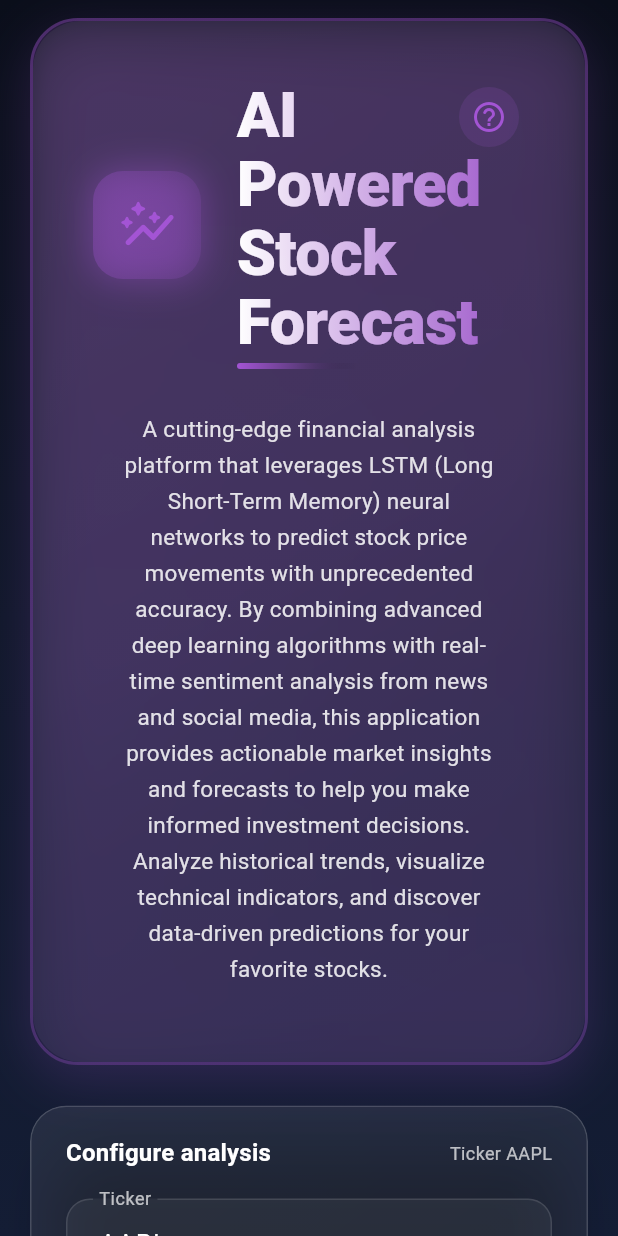
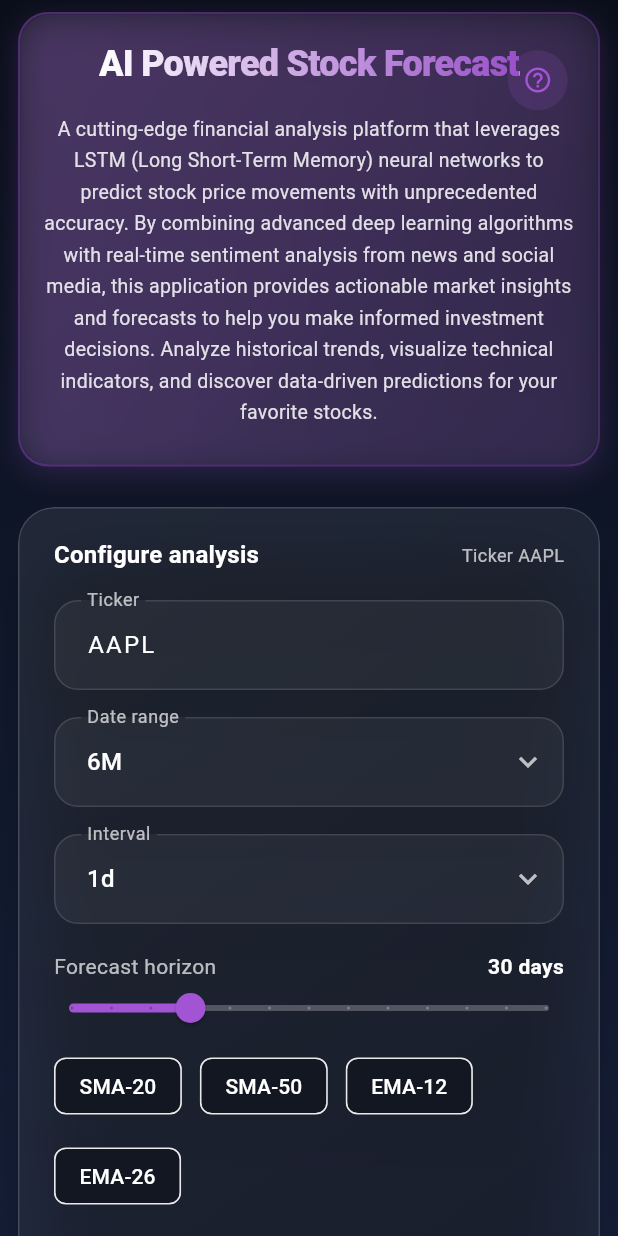
Before and after one commit to Hyperion3112/stock-prediction, a Flutter app: the screen it shows after launch, on a phone screen of 412 x 824 dp. Run offline on Flutter 3.47's test engine with Material 3 defaults, Android fonts, the phone set to English and light mode, and no system bars; our stand-ins replace fl_chart; network calls fail.

Commit message:
feat: Make entire website phone responsive
- Added breakpoints for mobile (<600px) and tablet (600-900px)
- Hero section: Responsive padding, font sizes, and icon visibility
- Title scales from 24px (mobile) to 42px (desktop)
- Hide animated icon on mobile for cleaner layout
- Metric cards: Smaller padding and font sizes on mobile
- Section headings: Reduced sizes for mobile devices
- Help button: Responsive icon size and padding
- Global layout: Adjusted horizontal padding (12px mobile, 20px desktop)
- All components adapt smoothly across screen sizes

```diff
--- a/flutter_app/lib/main.dart
+++ b/flutter_app/lib/main.dart
@@ -347,6 +347,10 @@ class _DashboardScreenState extends State<DashboardScreen> {
   @override
   Widget build(BuildContext context) {
     final insets = MediaQuery.of(context).padding;
+    final screenWidth = MediaQuery.of(context).size.width;
+    final isMobile = screenWidth < 600;
+    final horizontalPadding = isMobile ? 12.0 : 20.0;
+
     return AnimatedBuilder(
       animation: controller,
       builder: (context, _) {
@@ -363,7 +367,7 @@ class _DashboardScreenState extends State<DashboardScreen> {
                   slivers: [
                     SliverToBoxAdapter(
                       child: Padding(
-                        padding: const EdgeInsets.fromLTRB(20, 12, 20, 0),
+                        padding: EdgeInsets.fromLTRB(horizontalPadding, isMobile ? 8 : 12, horizontalPadding, 0),
                         child: Column(
                           crossAxisAlignment: CrossAxisAlignment.stretch,
                           children: [
@@ -387,7 +391,7 @@ class _DashboardScreenState extends State<DashboardScreen> {
                       ),
                     ),
                     SliverPadding(
-                      padding: EdgeInsets.fromLTRB(20, 0, 20, max(insets.bottom, 16)),
+                      padding: EdgeInsets.fromLTRB(horizontalPadding, 0, horizontalPadding, max(insets.bottom, 16)),
                       sliver: SliverList(
                         delegate: SliverChildListDelegate([
                           _buildControls(context, state, accent),
@@ -1614,13 +1618,19 @@ class AnimatedMetricCard extends StatelessWidget {
 
   @override
   Widget build(BuildContext context) {
+    final screenWidth = MediaQuery.of(context).size.width;
+    final isMobile = screenWidth < 600;
+
     final highlight = accentColor ?? Theme.of(context).colorScheme.secondary;
     final subtitleColor = isPositive == null
         ? Colors.white70
         : (isPositive! ? Colors.greenAccent : Colors.orangeAccent);
 
     return GlassContainer(
-      padding: const EdgeInsets.symmetric(horizontal: 22, vertical: 20),
+      padding: EdgeInsets.symmetric(
+        horizontal: isMobile ? 14 : 22,
+        vertical: isMobile ? 14 : 20,
+      ),
       child: Column(
         crossAxisAlignment: CrossAxisAlignment.start,
         mainAxisSize: MainAxisSize.min,
@@ -1630,10 +1640,10 @@ class AnimatedMetricCard extends StatelessWidget {
             children: [
               if (icon != null)
                 Container(
-                  padding: const EdgeInsets.all(11),
+                  padding: EdgeInsets.all(isMobile ? 8 : 11),
                   decoration: BoxDecoration(
                     color: highlight.withAlphaFraction(0.18),
-                    borderRadius: BorderRadius.circular(14),
+                    borderRadius: BorderRadius.circular(isMobile ? 10 : 14),
                     boxShadow: [
                       BoxShadow(
                         color: highlight.withAlphaFraction(0.2),
@@ -1642,23 +1652,23 @@ class AnimatedMetricCard extends StatelessWidget {
                       ),
                     ],
                   ),
-                  child: Icon(icon, color: highlight, size: 22),
-                ),
-              if (icon != null) const SizedBox(width: 14),
+                  child: Icon(icon, color: highlight, size: isMobile ? 18 : 22),
+                ),
+              if (icon != null) SizedBox(width: isMobile ? 10 : 14),
               Expanded(
                 child: Text(
                   title.toUpperCase(),
-                  style: const TextStyle(
+                  style: TextStyle(
                     color: Colors.white60,
-                    letterSpacing: 1.3,
-                    fontSize: 10.5,
+                    letterSpacing: isMobile ? 1.0 : 1.3,
+                    fontSize: isMobile ? 9.5 : 10.5,
                     fontWeight: FontWeight.w700,
                   ),
                 ),
               ),
             ],
           ),
-          const SizedBox(height: 14),
+          SizedBox(height: isMobile ? 10 : 14),
           AnimatedSwitcher(
             duration: const Duration(milliseconds: 400),
             transitionBuilder: (child, animation) {
@@ -1677,8 +1687,8 @@ class AnimatedMetricCard extends StatelessWidget {
             child: Text(
               value,
               key: ValueKey(value),
-              style: const TextStyle(
-                fontSize: 26,
+              style: TextStyle(
+                fontSize: isMobile ? 20 : 26,
                 fontWeight: FontWeight.w700,
                 color: Colors.white,
                 letterSpacing: -0.5,
@@ -1686,12 +1696,12 @@ class AnimatedMetricCard extends StatelessWidget {
             ),
           ),
           if (subtitle != null) ...[
-            const SizedBox(height: 10),
+            SizedBox(height: isMobile ? 8 : 10),
             Text(
               subtitle!,
               style: TextStyle(
                 color: subtitleColor,
-                fontSize: 12.5,
+                fontSize: isMobile ? 11.5 : 12.5,
                 fontWeight: FontWeight.w500,
                 height: 1.3,
               ),
@@ -1865,13 +1875,16 @@ class SectionHeading extends StatelessWidget {
 
   @override
   Widget build(BuildContext context) {
+    final screenWidth = MediaQuery.of(context).size.width;
+    final isMobile = screenWidth < 600;
+
     return Row(
       children: [
         Container(
-          width: 6,
-          height: 48,
+          width: isMobile ? 4 : 6,
+          height: isMobile ? 38 : 48,
           decoration: BoxDecoration(
-            borderRadius: BorderRadius.circular(16),
+            borderRadius: BorderRadius.circular(isMobile ? 12 : 16),
             gradient: LinearGradient(
               colors: [
                 accentColor.withAlphaFraction(0.75),
@@ -1882,7 +1895,7 @@ class SectionHeading extends StatelessWidget {
             ),
           ),
         ),
-        const SizedBox(width: 16),
+        SizedBox(width: isMobile ? 12 : 16),
         Expanded(
           child: Column(
             crossAxisAlignment: CrossAxisAlignment.start,
@@ -1892,12 +1905,16 @@ class SectionHeading extends StatelessWidget {
                 style: Theme.of(context).textTheme.headlineSmall?.copyWith(
                       color: Colors.white,
                       fontWeight: FontWeight.w700,
-                    ),
-              ),
-              const SizedBox(height: 4),
+                      fontSize: isMobile ? 20 : null,
+                    ),
+              ),
+              SizedBox(height: isMobile ? 3 : 4),
               Text(
                 subtitle,
-                style: const TextStyle(color: Colors.white70, fontSize: 13),
+                style: TextStyle(
+                  color: Colors.white70,
+                  fontSize: isMobile ? 12 : 13,
+                ),
               ),
             ],
           ),
@@ -1915,6 +1932,10 @@ class _DashboardHeader extends StatelessWidget {
 
   @override
   Widget build(BuildContext context) {
+    final screenWidth = MediaQuery.of(context).size.width;
+    final isMobile = screenWidth < 600;
+    final isTablet = screenWidth >= 600 && screenWidth < 900;
+
     return Container(
       decoration: BoxDecoration(
         gradient: LinearGradient(
@@ -1927,26 +1948,31 @@ class _DashboardHeader extends StatelessWidget {
           ],
           stops: const [0.0, 0.5, 1.0],
         ),
-        borderRadius: BorderRadius.circular(32),
+        borderRadius: BorderRadius.circular(isMobile ? 20 : 32),
         border: Border.all(
           color: accentColor.withAlphaFraction(0.3),
-          width: 2,
+          width: isMobile ? 1.5 : 2,
         ),
         boxShadow: [
           BoxShadow(
             color: accentColor.withAlphaFraction(0.2),
-            blurRadius: 30,
+            blurRadius: isMobile ? 15 : 30,
             spreadRadius: 0,
-            offset: const Offset(0, 10),
+            offset: Offset(0, isMobile ? 5 : 10),
           ),
         ],
       ),
       child: ClipRRect(
-        borderRadius: BorderRadius.circular(32),
+        borderRadius: BorderRadius.circular(isMobile ? 20 : 32),
         child: BackdropFilter(
           filter: ImageFilter.blur(sigmaX: 10, sigmaY: 10),
           child: Container(
-            padding: const EdgeInsets.fromLTRB(40, 40, 40, 50),
+            padding: EdgeInsets.fromLTRB(
+              isMobile ? 16 : (isTablet ? 24 : 40),
+              isMobile ? 20 : (isTablet ? 30 : 40),
+              isMobile ? 16 : (isTablet ? 24 : 40),
+              isMobile ? 24 : (isTablet ? 35 : 50),
+            ),
             decoration: BoxDecoration(
               gradient: LinearGradient(
                 begin: Alignment.topLeft,
@@ -1972,8 +1998,9 @@ class _DashboardHeader extends StatelessWidget {
                     Row(
                       mainAxisAlignment: MainAxisAlignment.center,
                       children: [
+                        if (!isMobile) ...[
                           Container(
-                          padding: const EdgeInsets.all(16),
+                            padding: EdgeInsets.all(isTablet ? 12 : 16),
                             decoration: BoxDecoration(
                               gradient: LinearGradient(
                                 colors: [
@@ -1981,11 +2008,11 @@ class _DashboardHeader extends StatelessWidget {
                                   accentColor.withAlphaFraction(0.15),
                                 ],
                               ),
-                            borderRadius: BorderRadius.circular(20),
+                              borderRadius: BorderRadius.circular(isTablet ? 16 : 20),
                               boxShadow: [
                                 BoxShadow(
                                   color: accentColor.withAlphaFraction(0.4),
-                                blurRadius: 20,
+                                  blurRadius: isTablet ? 15 : 20,
                                   spreadRadius: 2,
                                 ),
                               ],
@@ -1995,8 +2022,8 @@ class _DashboardHeader extends StatelessWidget {
                               child: state.isLoading
                                   ? SizedBox(
                                       key: const ValueKey('loading'),
-                                    width: 40,
-                                    height: 40,
+                                      width: isTablet ? 32 : 40,
+                                      height: isTablet ? 32 : 40,
                                       child: CircularProgressIndicator(
                                         strokeWidth: 3.5,
                                         valueColor: AlwaysStoppedAnimation<Color>(accentColor),
@@ -2006,14 +2033,15 @@ class _DashboardHeader extends StatelessWidget {
                                       Icons.auto_graph_rounded,
                                       key: const ValueKey('idle'),
                                       color: accentColor,
-                                    size: 40,
-                                  ),
-                          ),
-                        ),
-                        const SizedBox(width: 24),
+                                      size: isTablet ? 32 : 40,
+                                    ),
+                            ),
+                          ),
+                          SizedBox(width: isTablet ? 16 : 24),
+                        ],
                         Flexible(
                           child: Column(
-                            crossAxisAlignment: CrossAxisAlignment.start,
+                            crossAxisAlignment: isMobile ? CrossAxisAlignment.center : CrossAxisAlignment.start,
                             children: [
                               ShaderMask(
                                 shaderCallback: (bounds) => LinearGradient(
@@ -2024,8 +2052,9 @@ class _DashboardHeader extends StatelessWidget {
                                 ).createShader(bounds),
                                 child: Text(
                                   'AI Powered Stock Forecast',
+                                  textAlign: isMobile ? TextAlign.center : TextAlign.left,
                                   style: TextStyle(
-                                    fontSize: 42,
+                                    fontSize: isMobile ? 24 : (isTablet ? 32 : 42),
                                     fontWeight: FontWeight.w900,
                                     color: Colors.white,
                                     letterSpacing: -0.5,
@@ -2034,9 +2063,10 @@ class _DashboardHeader extends StatelessWidget {
                                 ),
                               ),
                               const SizedBox(height: 4),
+                              if (!isMobile)
                                 Container(
                                   height: 4,
-                                width: 80,
+                                  width: isTablet ? 60 : 80,
                                   decoration: BoxDecoration(
                                     gradient: LinearGradient(
                                       colors: [
@@ -2053,16 +2083,16 @@ class _DashboardHeader extends StatelessWidget {
                         ),
                       ],
                     ),
-                    const SizedBox(height: 28),
+                    SizedBox(height: isMobile ? 16 : (isTablet ? 20 : 28)),
                     // Comprehensive description
                     Padding(
-                      padding: const EdgeInsets.symmetric(horizontal: 20),
+                      padding: EdgeInsets.symmetric(horizontal: isMobile ? 0 : (isTablet ? 10 : 20)),
                       child: Text(
                         'A cutting-edge financial analysis platform that leverages LSTM (Long Short-Term Memory) neural networks to predict stock price movements with unprecedented accuracy. By combining advanced deep learning algorithms with real-time sentiment analysis from news and social media, this application provides actionable market insights and forecasts to help you make informed investment decisions. Analyze historical trends, visualize technical indicators, and discover data-driven predictions for your favorite stocks.',
                         textAlign: TextAlign.center,
                         style: TextStyle(
                           color: Colors.white.withAlphaFraction(0.85),
-                          fontSize: 15,
+                          fontSize: isMobile ? 13 : (isTablet ? 14 : 15),
                           fontWeight: FontWeight.w400,
                           height: 1.6,
                           letterSpacing: 0.2,
@@ -2088,10 +2118,13 @@ class _HelpButton extends StatelessWidget {
 
   @override
   Widget build(BuildContext context) {
+    final screenWidth = MediaQuery.of(context).size.width;
+    final isMobile = screenWidth < 600;
+
     return Tooltip(
       richMessage: WidgetSpan(
         child: Container(
-          constraints: const BoxConstraints(maxWidth: 380),
+          constraints: BoxConstraints(maxWidth: isMobile ? screenWidth - 40 : 380),
           child: Column(
             mainAxisSize: MainAxisSize.min,
             crossAxisAlignment: CrossAxisAlignment.start,
@@ -2238,17 +2271,25 @@ class _HelpButton extends StatelessWidget {
       padding: const EdgeInsets.all(20),
       margin: const EdgeInsets.all(8),
       preferBelow: false,
-      child: IconButton(
+      child: _buildIconButton(context),
+    );
+  }
+
+  Widget _buildIconButton(BuildContext context) {
+    final screenWidth = MediaQuery.of(context).size.width;
+    final isMobile = screenWidth < 600;
+    final iconSize = isMobile ? 20.0 : 24.0;
+
+    return IconButton(
       onPressed: () {},
       icon: Icon(
         Icons.help_outline_rounded,
         color: accentColor,
-          size: 24,
+        size: iconSize,
       ),
       style: IconButton.styleFrom(
         backgroundColor: accentColor.withAlphaFraction(0.15),
-          padding: const EdgeInsets.all(8),
-        ),
+        padding: EdgeInsets.all(isMobile ? 6 : 8),
       ),
     );
   }
```
Lines whose indentation alone changed are shown as unchanged.
